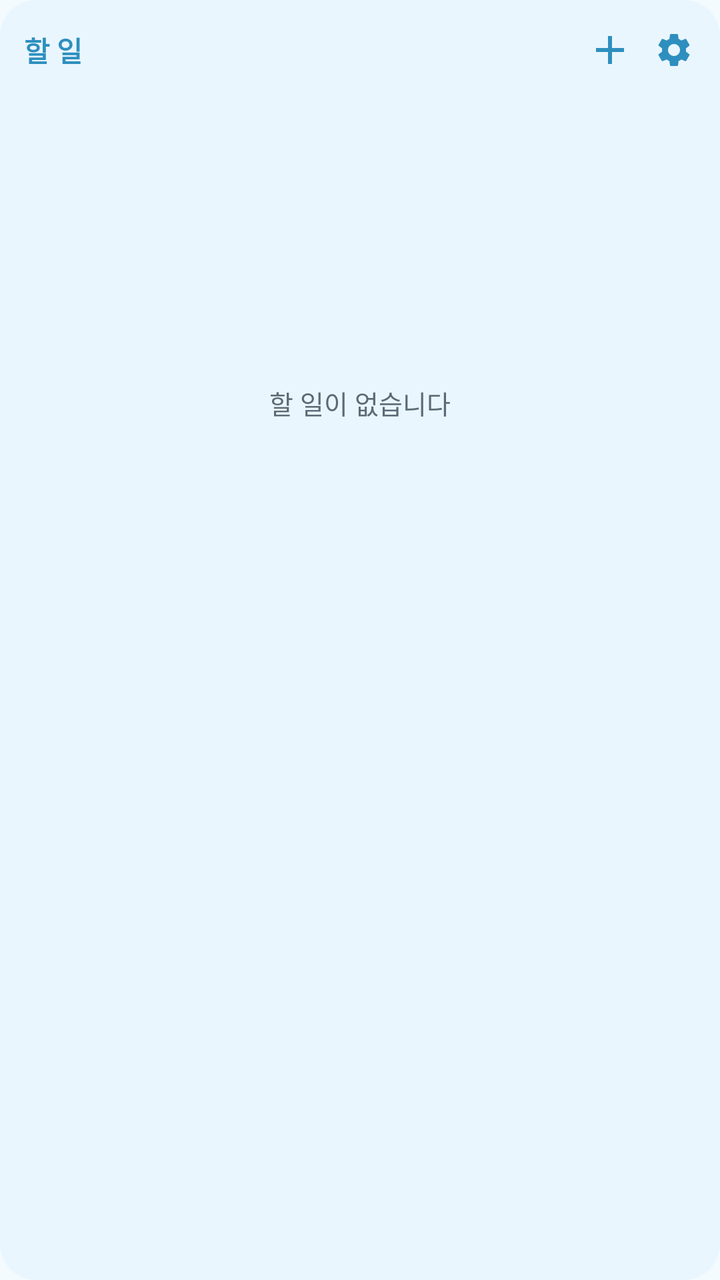
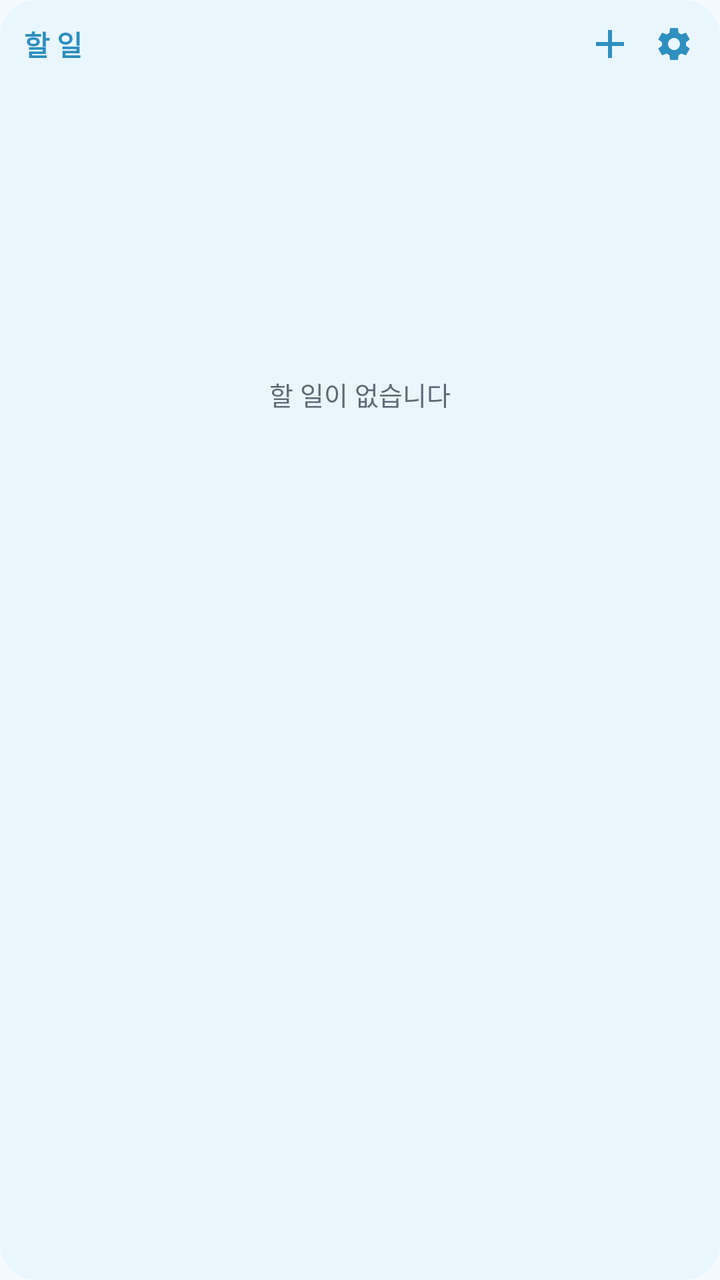

Compare the two renders of this Android layout. The source of the first and the diff that turns it into the second are given below.
<!-- AndroidManifest.xml: application theme Theme.TodoLock -->
<!-- res/layout/widget_todo.xml -->
<?xml version="1.0" encoding="utf-8"?>
<LinearLayout xmlns:android="http://schemas.android.com/apk/res/android"
    android:layout_width="match_parent"
    android:layout_height="match_parent"
    android:orientation="vertical">

    
    <FrameLayout
        android:layout_width="match_parent"
        android:layout_height="wrap_content">

        <ImageView
            android:id="@+id/wHeadBg"
            android:layout_width="match_parent"
            android:layout_height="match_parent"
            android:scaleType="fitXY"
            android:src="@drawable/widget_head"
            android:contentDescription="@null" />

        <LinearLayout
            android:layout_width="match_parent"
            android:layout_height="wrap_content"
            android:orientation="horizontal"
            android:gravity="center_vertical"
            android:paddingStart="12dp"
            android:paddingEnd="8dp"
            android:paddingTop="10dp"
            android:paddingBottom="10dp">

            <TextView
                android:id="@+id/wCount"
                android:layout_width="0dp"
                android:layout_height="wrap_content"
                android:layout_weight="1"
                android:textSize="14sp"
                android:textStyle="bold"
                android:textColor="@color/sky_heading"
                android:maxLines="1"
                android:ellipsize="end"
                android:text="@string/widget_name" />

            <ImageView
                android:id="@+id/wAdd"
                android:layout_width="30dp"
                android:layout_height="30dp"
                android:padding="3dp"
                android:src="@drawable/ic_add"
                android:tint="@color/sky_heading"
                android:contentDescription="할 일 추가" />

            <ImageView
                android:id="@+id/wSettings"
                android:layout_width="30dp"
                android:layout_height="30dp"
                android:layout_marginStart="2dp"
                android:padding="5dp"
                android:src="@drawable/ic_settings"
                android:tint="@color/sky_heading"
                android:contentDescription="위젯 설정" />
        </LinearLayout>
    </FrameLayout>

    
    <FrameLayout
        android:layout_width="match_parent"
        android:layout_height="0dp"
        android:layout_weight="1">

        <ImageView
            android:id="@+id/wBg"
            android:layout_width="match_parent"
            android:layout_height="match_parent"
            android:scaleType="fitXY"
            android:src="@drawable/widget_bg"
            android:contentDescription="@null" />

        <LinearLayout
            android:layout_width="match_parent"
            android:layout_height="match_parent"
            android:orientation="vertical"
            android:padding="8dp">

            
            <TextView
                android:id="@+id/wEmpty"
                android:layout_width="match_parent"
                android:layout_height="0dp"
                android:layout_weight="1"
                android:gravity="center"
                android:textSize="13sp"
                android:textColor="@color/widget_text_dim"
                android:text="할 일이 없습니다" />

            <ListView
                android:id="@+id/wList"
                android:layout_width="match_parent"
                android:layout_height="0dp"
                android:layout_weight="1"
                android:divider="@null"
                android:dividerHeight="0dp" />
        </LinearLayout>
    </FrameLayout>
</LinearLayout>
<!-- resources referenced by this layout -->
<resources>
  <color name="sky_heading">#2E8FBF</color>
  <color name="widget_text_dim">#5A6B75</color>
  <!-- drawable ic_add (drawable) -->
  <?xml version="1.0" encoding="utf-8"?>
  <vector xmlns:android="http://schemas.android.com/apk/res/android"
      android:width="24dp"
      android:height="24dp"
      android:viewportWidth="24"
      android:viewportHeight="24">
      <path
          android:fillColor="@android:color/white"
          android:pathData="M19,13h-6v6h-2v-6H5v-2h6V5h2v6h6z" />
  </vector>
  <!-- drawable widget_bg (drawable) -->
  <?xml version="1.0" encoding="utf-8"?>
  <shape xmlns:android="http://schemas.android.com/apk/res/android"
      android:shape="rectangle">
      <solid android:color="@color/widget_bg" />
      <corners
          android:topLeftRadius="0dp"
          android:topRightRadius="0dp"
          android:bottomLeftRadius="18dp"
          android:bottomRightRadius="18dp" />
  </shape>
  <!-- drawable widget_head (drawable) -->
  <?xml version="1.0" encoding="utf-8"?>
  <shape xmlns:android="http://schemas.android.com/apk/res/android"
      android:shape="rectangle">
      <solid android:color="@color/widget_bg" />
      <corners
          android:topLeftRadius="18dp"
          android:topRightRadius="18dp"
          android:bottomLeftRadius="0dp"
          android:bottomRightRadius="0dp" />
  </shape>
  <string name="widget_name">할 일</string>
  <color name="widget_bg">#EAF6FE</color>
  <color name="md_primary">#2489B8</color>
  <color name="md_on_primary">#FFFFFF</color>
  <color name="md_primary_container">#DCF2FE</color>
  <color name="md_on_primary_container">#1B5673</color>
  <color name="md_secondary">#4E616D</color>
  <color name="md_on_secondary">#FFFFFF</color>
  <color name="md_secondary_container">#D1E5F4</color>
  <color name="md_on_secondary_container">#0A1E28</color>
  <color name="md_tertiary">#5F5B7D</color>
  <color name="md_on_tertiary">#FFFFFF</color>
  <color name="md_tertiary_container">#E5DEFF</color>
  <color name="md_on_tertiary_container">#1B1736</color>
  <color name="md_error">#BA1A1A</color>
  <color name="md_on_error">#FFFFFF</color>
  <color name="md_error_container">#FFDAD6</color>
  <color name="md_on_error_container">#410002</color>
  <color name="md_background">#F4FBFF</color>
  <color name="md_on_background">#2C3A42</color>
  <color name="md_surface">#F4FBFF</color>
  <color name="md_on_surface">#2C3A42</color>
  <color name="md_surface_variant">#E3EEF5</color>
  <color name="md_on_surface_variant">#5A6B75</color>
  <color name="md_outline">#9BB0BC</color>
  <color name="md_outline_variant">#D3E2EB</color>
  <color name="md_inverse_surface">#2E3133</color>
  <color name="md_inverse_on_surface">#EFF1F3</color>
  <color name="md_inverse_primary">#83CFFF</color>
  <color name="md_surface_dim">#DDEBF4</color>
  <color name="md_surface_bright">#FBFDFF</color>
  <color name="md_surface_container_lowest">#FFFFFF</color>
  <color name="md_surface_container_low">#F9FCFF</color>
  <color name="md_surface_container">#EFF8FE</color>
  <color name="md_surface_container_high">#E7F4FD</color>
  <color name="md_surface_container_highest">#DEEFFB</color>
  <color name="sky_bright">#4FBDE8</color>
  <!-- unchanged entries left out for length: 2 -->
</resources>

<!-- the commit's change to res/layout/widget_todo.xml (unified diff, before → after) -->
@@ -24,8 +24,8 @@
             android:gravity="center_vertical"
             android:paddingStart="12dp"
             android:paddingEnd="8dp"
-            android:paddingTop="10dp"
-            android:paddingBottom="10dp">
+            android:paddingTop="7dp"
+            android:paddingBottom="7dp">
 
             <TextView
                 android:id="@+id/wCount"
